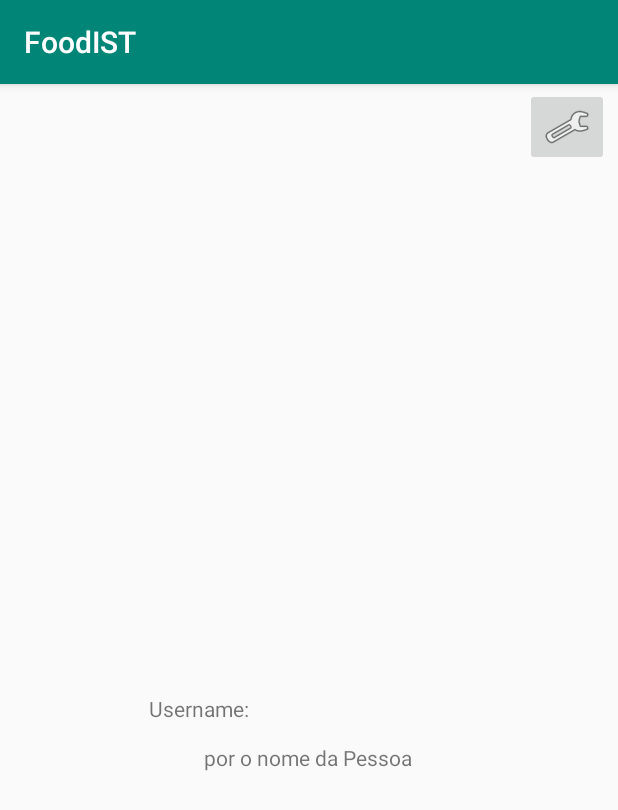
After one commit to dmmnjaws/CMU-2019-2020, an Android app: the UserProfileActivity screen opened directly, with no data from a screen before it, on a phone screen of 412 x 824 dp. The commit adds this screen. Shown: the top 810 px of the screen. Run offline under Robolectric (Android 15) with nearby library versions, the phone set to English and light mode, and no system bars.

Commit message:
skeleton intermidiate steps

```diff
--- a/app/src/main/AndroidManifest.xml
+++ b/app/src/main/AndroidManifest.xml
@@ -9,6 +9,9 @@
         android:roundIcon="@mipmap/ic_launcher_round"
         android:supportsRtl="true"
         android:theme="@style/AppTheme">
+        <activity android:name=".UserProfileActivity"></activity>
+        <activity android:name=".DiningPlaceActivity" />
+        <activity android:name=".DiningOptionsActivity" />
         <activity android:name=".LogInActivity">
             <intent-filter>
                 <action android:name="android.intent.action.MAIN" />
--- a/app/src/main/java/pt/ulisboa/tecnico/cmov/foodist/LogInActivity.java
+++ b/app/src/main/java/pt/ulisboa/tecnico/cmov/foodist/LogInActivity.java
@@ -3,8 +3,6 @@ package pt.ulisboa.tecnico.cmov.foodist;
 import androidx.appcompat.app.AppCompatActivity;
 
 import android.os.Bundle;
-import android.text.Editable;
-import android.util.Log;
 import android.view.View;
 import android.widget.EditText;
 
@@ -13,12 +11,12 @@ public class LogInActivity extends AppCompatActivity {
     @Override
     protected void onCreate(Bundle savedInstanceState) {
         super.onCreate(savedInstanceState);
-        setContentView(R.layout.log_in_activity);
+        setContentView(R.layout.activity_log_in);
     }
 
     public void logInButtonOnClick(View view) {
         String username = ((EditText) findViewById(R.id.username)).getText().toString();
         String password = ((EditText) findViewById(R.id.password)).getText().toString();
-        Log.i("username and password", username + " | " + password);
+        //Log.i("username and password", username + " | " + password);
     }
 }
--- /dev/null
+++ b/app/src/main/java/pt/ulisboa/tecnico/cmov/foodist/UserProfileActivity.java
@@ -0,0 +1,21 @@
+package pt.ulisboa.tecnico.cmov.foodist;
+
+import androidx.appcompat.app.AppCompatActivity;
+
+import android.os.Bundle;
+import android.view.View;
+
+public class UserProfileActivity extends AppCompatActivity {
+
+    @Override
+    protected void onCreate(Bundle savedInstanceState) {
+        super.onCreate(savedInstanceState);
+        setContentView(R.layout.activity_user_profile);
+    }
+
+    public void optionsButtonOnClick(View view) {
+    }
+
+    public void changeUsername(View view) {
+    }
+}
--- /dev/null
+++ b/app/src/main/res/layout/activity_user_profile.xml
@@ -0,0 +1,48 @@
+<?xml version="1.0" encoding="utf-8"?>
+<androidx.constraintlayout.widget.ConstraintLayout xmlns:android="http://schemas.android.com/apk/res/android"
+    xmlns:app="http://schemas.android.com/apk/res-auto"
+    xmlns:tools="http://schemas.android.com/tools"
+    android:layout_width="match_parent"
+    android:layout_height="match_parent"
+    tools:context=".UserProfileActivity">
+
+    <TextView
+        android:id="@+id/usernameTextView"
+        android:layout_width="wrap_content"
+        android:layout_height="wrap_content"
+        android:text="Username:"
+        app:layout_constraintBottom_toBottomOf="parent"
+        app:layout_constraintHorizontal_bias="0.288"
+        app:layout_constraintLeft_toLeftOf="parent"
+        app:layout_constraintRight_toRightOf="parent"
+        app:layout_constraintTop_toTopOf="parent"
+        app:layout_constraintVertical_bias="0.543" />
+
+    <TextView
+        android:id="@+id/username"
+        android:layout_width="wrap_content"
+        android:layout_height="wrap_content"
+        android:layout_gravity="center_horizontal"
+        android:text="por o nome da Pessoa"
+        app:layout_constraintBottom_toBottomOf="parent"
+        app:layout_constraintHorizontal_bias="0.498"
+        app:layout_constraintLeft_toLeftOf="parent"
+        app:layout_constraintRight_toRightOf="parent"
+        app:layout_constraintTop_toTopOf="parent"
+        app:layout_constraintVertical_bias="0.587"
+        android:onClick="changeUsername"/>
+
+    <ImageButton
+        android:id="@+id/optionsButton"
+        android:layout_width="wrap_content"
+        android:layout_height="wrap_content"
+        app:srcCompat="@android:drawable/ic_menu_manage"
+        app:layout_constraintBottom_toBottomOf="parent"
+        app:layout_constraintHorizontal_bias="0.984"
+        app:layout_constraintLeft_toLeftOf="parent"
+        app:layout_constraintRight_toRightOf="parent"
+        app:layout_constraintTop_toTopOf="parent"
+        app:layout_constraintVertical_bias="0.004"
+        android:onClick="optionsButtonOnClick"/>
+
+</androidx.constraintlayout.widget.ConstraintLayout>
```
Also changed, not shown: app/src/main/java/pt/ulisboa/tecnico/cmov/foodist/DiningOptionsActivity.java (added, +18 -0 lines), app/src/main/java/pt/ulisboa/tecnico/cmov/foodist/DiningPlaceActivity.java (added, +18 -0 lines), app/src/main/res/layout/activity_dining_options.xml (added, +30 -0 lines), app/src/main/res/layout/activity_dining_place.xml (added, +30 -0 lines), app/src/main/res/layout/activity_log_in.xml (renamed from app/src/main/res/layout/log_in_activity.xml).
